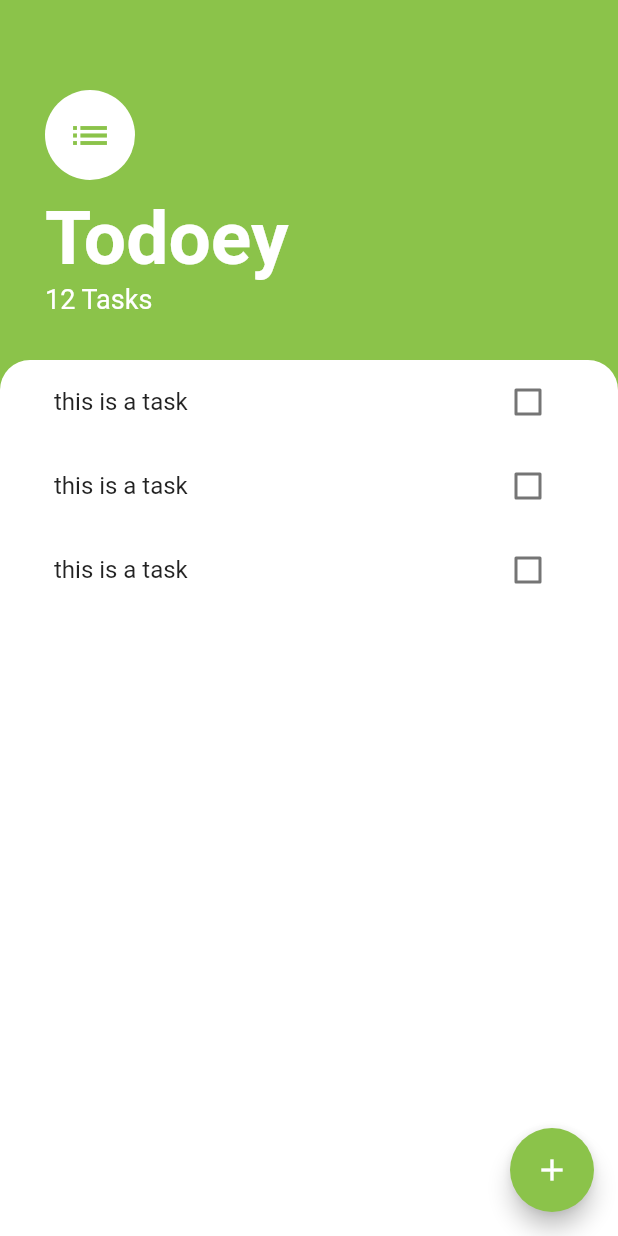
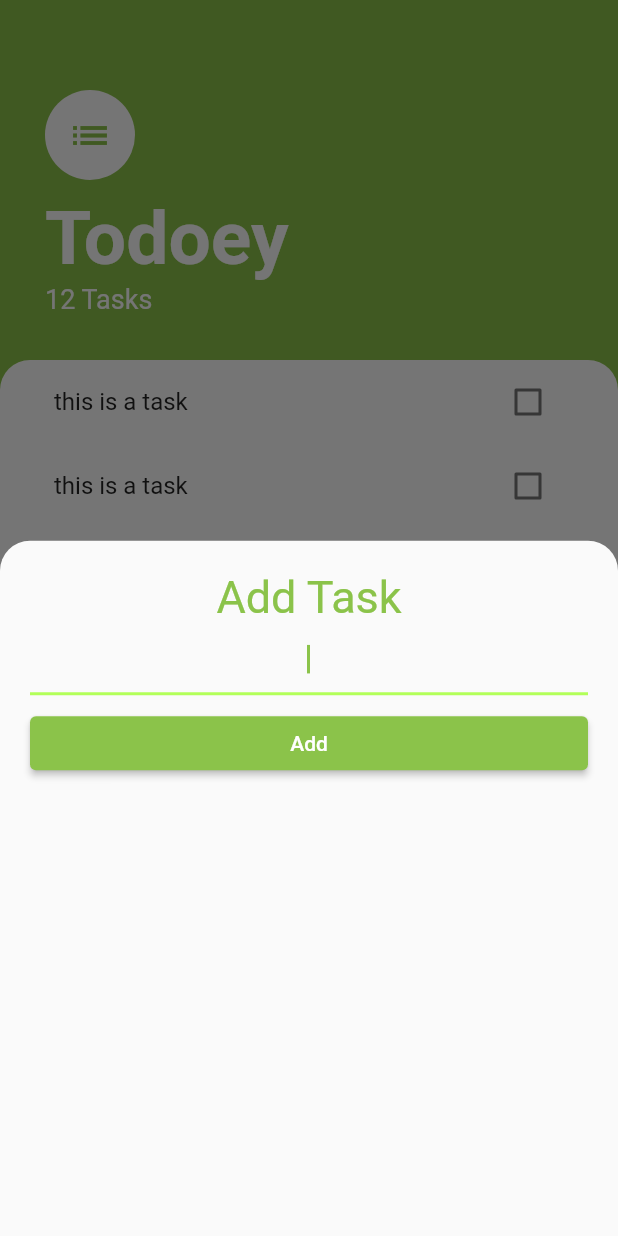
Before and after one commit to jvsena42/todoey, a Flutter app: the screen it shows after launch, after a tap on the "add" icon, on a phone screen of 412 x 824 dp. Run offline on Flutter 3.47's test engine with Material 2 defaults, Android fonts, the phone set to English and light mode, and no system bars; drawn by our look-alikes of animated_text_kit.

Commit message:
feat: add task screen

```diff
--- /dev/null
+++ b/lib/screens/add_task_screen.dart
@@ -0,0 +1,51 @@
+import 'package:flutter/material.dart';
+import 'package:flutter/services.dart';
+
+class AddTaskScreen extends StatelessWidget {
+  @override
+  Widget build(BuildContext context) {
+    return Container(
+      padding: EdgeInsets.all(
+        20.0,
+      ),
+      child: Column(
+        crossAxisAlignment: CrossAxisAlignment.stretch,
+        children: [
+          Text(
+            'Add Task',
+            textAlign: TextAlign.center,
+            style: TextStyle(
+              fontSize: 30.0,
+              color: Colors.lightGreen,
+            ),
+          ),
+          TextField(
+            autofocus: true,
+            textAlign: TextAlign.center,
+            cursorColor: Colors.lightGreen,
+            decoration: InputDecoration(
+              enabledBorder: UnderlineInputBorder(
+                borderSide: BorderSide(color: Colors.white30, width: 2.0),
+              ),
+              focusedBorder: UnderlineInputBorder(
+                borderSide:
+                    BorderSide(color: Colors.lightGreenAccent, width: 2.0),
+              ),
+            ),
+          ),
+          SizedBox(
+            height: 8.0,
+          ),
+          ElevatedButton(
+            onPressed: () {},
+            child: Text('Add'),
+            style: ButtonStyle(
+              backgroundColor:
+                  MaterialStateProperty.all<Color>(Colors.lightGreen),
+            ),
+          ),
+        ],
+      ),
+    );
+  }
+}
--- a/lib/screens/task_screen.dart
+++ b/lib/screens/task_screen.dart
@@ -1,6 +1,9 @@
+import 'package:animated_text_kit/animated_text_kit.dart';
 import 'package:flutter/material.dart';
 import 'package:todoey/components/task_list.dart';
-import 'package:animated_text_kit/animated_text_kit.dart';
+import 'package:todoey/utils/constants.dart';
+
+import 'add_task_screen.dart';
 
 class TaskScreen extends StatefulWidget {
 
@@ -9,12 +12,15 @@ class TaskScreen extends StatefulWidget {
 }
 
 class _TaskScreenState extends State<TaskScreen> {
+
   @override
   Widget build(BuildContext context) {
     return Scaffold(
       backgroundColor: Colors.lightGreen,
       floatingActionButton: FloatingActionButton(
-        onPressed: () {},
+        onPressed: () {
+          showModalBottomSheet(shape: bottomSheetRadius, context: context, builder: (context) => AddTaskScreen());
+        },
         backgroundColor: Colors.lightGreen,
         child: Icon(Icons.add),
       ),
--- /dev/null
+++ b/lib/utils/constants.dart
@@ -0,0 +1,8 @@
+import 'package:flutter/material.dart';
+
+const bottomSheetRadius = RoundedRectangleBorder(
+  borderRadius: BorderRadius.only(
+    topLeft: Radius.circular(20.0),
+    topRight: Radius.circular(20.0),
+  ),
+);
```
